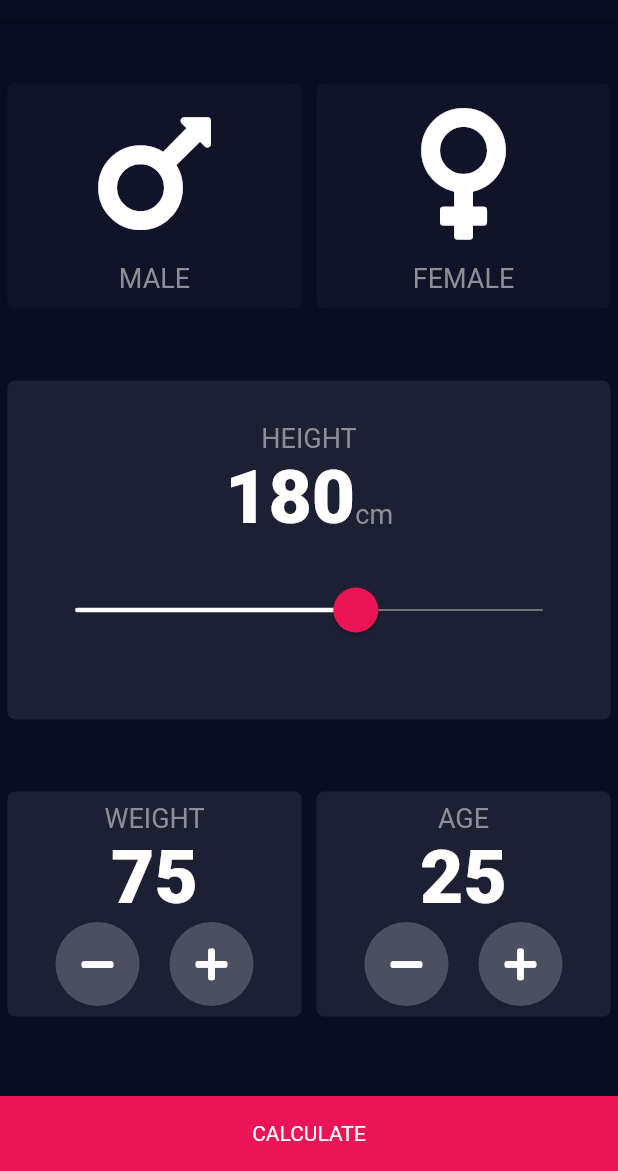
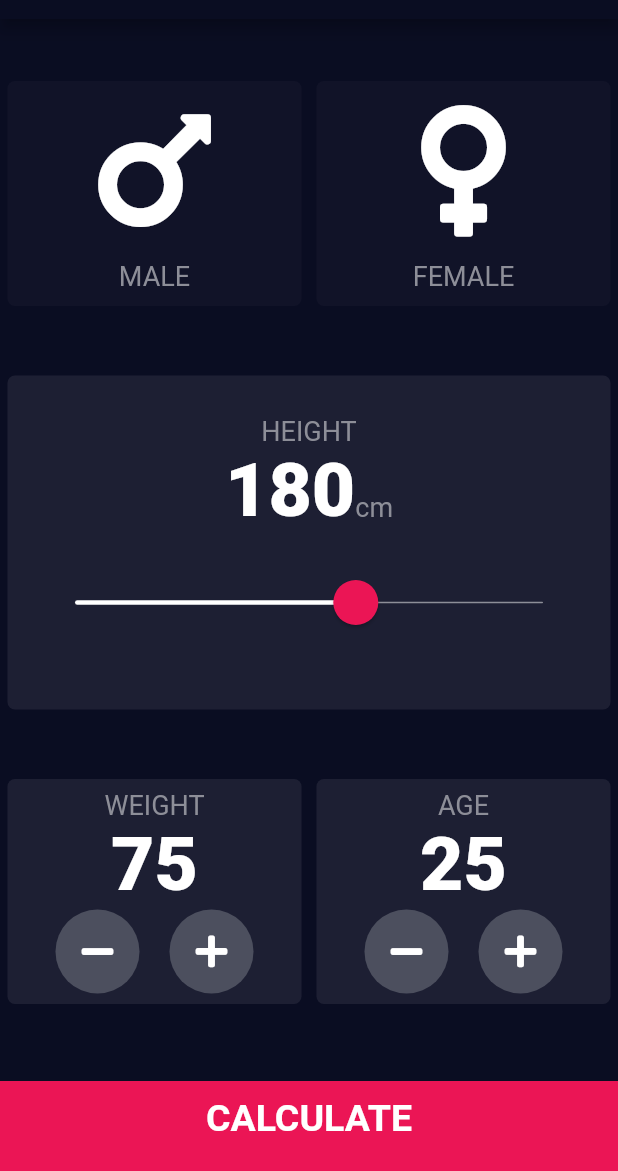
Before and after one commit to Oghosa1/myBmi, a Flutter app: the screen it shows after launch, on a phone screen of 412 x 824 dp, the part 65-1236 px from its top. Run offline on Flutter 3.47's test engine with Material 2 defaults, Android fonts, the phone set to English and light mode, and no system bars; our stand-ins replace font_awesome_flutter.

Commit message:
App Complere

```diff
--- /dev/null
+++ b/lib/helper/BottomButton.dart
@@ -0,0 +1,30 @@
+import 'package:flutter/material.dart';
+
+import 'constants.dart';
+
+class BottomWidget extends StatelessWidget {
+  BottomWidget({@required this.onTap, @required this.ButtonTitle});
+
+  final Function onTap;
+  final String ButtonTitle;
+
+  @override
+  Widget build(BuildContext context) {
+    return GestureDetector(
+      onTap: onTap,
+      child: Container(
+        child: Center(
+          child: Text(
+            ButtonTitle,
+            style: kLargeButtonTextStyle,
+          ),
+        ),
+        padding: EdgeInsets.only(bottom: 20, top: 10),
+        height: 60,
+        margin: EdgeInsets.only(top: 10),
+        width: double.infinity,
+        color: kBottomContainerColor,
+      ),
+    );
+  }
+}
--- /dev/null
+++ b/lib/helper/RoundIconButton.dart
@@ -0,0 +1,21 @@
+import 'package:flutter/material.dart';
+
+class RoundIconButton extends StatelessWidget {
+  final IconData iconData;
+  final Function onPress;
+  RoundIconButton({this.iconData, this.onPress});
+  @override
+  Widget build(BuildContext context) {
+    return RawMaterialButton(
+      child: Icon(iconData),
+      constraints: BoxConstraints.tightFor(
+        width: 56.0,
+        height: 56.0,
+      ),
+      shape: CircleBorder(),
+      elevation: 0,
+      fillColor: Color(0xFF4C4F5E),
+      onPressed: onPress,
+    );
+  }
+}
--- a/lib/helper/constants.dart
+++ b/lib/helper/constants.dart
@@ -1,16 +1,38 @@
 import 'package:flutter/material.dart';
 
-const bottomContainerHeight = 80;
-const inactiveCardColor = Color(0xFF111328);
-const activeCardColor = Color(0xFF1d1f33);
-const bottomContainerColor = Color(0xFFEB1555);
+const kBottomContainerHeight = 80;
+const kInactiveCardColor = Color(0xFF111328);
+const kActiveCardColor = Color(0xFF1d1f33);
+const kBottomContainerColor = Color(0xFFEB1555);
 
-const textSize = TextStyle(
+const kTextSize = TextStyle(
   fontSize: 50,
   fontWeight: FontWeight.w900,
 );
 
-const labelStyleText = TextStyle(
+const kLabelStyleText = TextStyle(
   fontSize: 18,
   color: Color(0xFF8D8E98),
 );
+
+const kLargeButtonTextStyle = TextStyle(
+  fontSize: 25,
+  fontWeight: FontWeight.bold,
+);
+
+const kResultText = TextStyle(
+  color: Color(0xFF24D876),
+  fontSize: 22,
+  fontWeight: FontWeight.bold,
+);
+
+const kBmiTextStyle = TextStyle(
+  fontSize: 100,
+  fontWeight: FontWeight.bold,
+);
+
+const kBodyTextStyle = TextStyle(
+  fontSize: 22,
+);
+
+//overlayColor: Color(0x29EB1555), for transparency
--- a/lib/helper/iconContent.dart
+++ b/lib/helper/iconContent.dart
@@ -20,7 +20,7 @@ class IconContents extends StatelessWidget {
         SizedBox(
           height: 10,
         ),
-        Text(label, style: labelStyleText),
+        Text(label, style: kLabelStyleText),
       ],
     );
   }
--- a/lib/main.dart
+++ b/lib/main.dart
@@ -1,7 +1,7 @@
 import 'package:flutter/material.dart';
 import 'package:flutter/services.dart';
 
-import 'inputPage.dart';
+import 'screens/inputPage.dart';
 
 // void main() => runApp(BMICalculator());
 
--- a/lib/inputPage.dart
+++ b/lib/screens/inputPage.dart
@@ -1,10 +1,12 @@
 import 'package:flutter/material.dart';
 import 'package:font_awesome_flutter/font_awesome_flutter.dart';
-import 'package:myBmi/resultsPage.dart';
-
-import 'helper/constants.dart';
-import 'helper/iconContent.dart';
-import 'helper/resuableCard.dart';
+import 'package:myBmi/helper/BottomButton.dart';
+import 'package:myBmi/helper/CalculatorBrain.dart';
+import 'package:myBmi/helper/RoundIconButton.dart';
+import 'package:myBmi/helper/constants.dart';
+import 'package:myBmi/helper/iconContent.dart';
+import 'package:myBmi/helper/resuableCard.dart';
+import 'package:myBmi/screens/resultsPage.dart';
 
 enum Gender { male, female }
 
@@ -40,8 +42,8 @@ class _InputPageState extends State<InputPage> {
                       });
                     },
                     color: selectedGender == Gender.male
-                        ? activeCardColor
-                        : inactiveCardColor,
+                        ? kActiveCardColor
+                        : kInactiveCardColor,
                     cardChild: IconContents(
                       icon: FontAwesomeIcons.mars,
                       label: 'MALE',
@@ -56,8 +58,8 @@ class _InputPageState extends State<InputPage> {
                       });
                     },
                     color: selectedGender == Gender.female
-                        ? activeCardColor
-                        : inactiveCardColor,
+                        ? kActiveCardColor
+                        : kInactiveCardColor,
                     cardChild: IconContents(
                       icon: FontAwesomeIcons.venus,
                       label: 'FEMALE',
@@ -69,13 +71,13 @@ class _InputPageState extends State<InputPage> {
           ),
           Expanded(
             child: ReusableCard(
-              color: activeCardColor,
+              color: kActiveCardColor,
               cardChild: Column(
                 mainAxisAlignment: MainAxisAlignment.center,
                 children: [
                   Text(
                     'HEIGHT',
-                    style: labelStyleText,
+                    style: kLabelStyleText,
                   ),
                   Row(
                     mainAxisAlignment: MainAxisAlignment.center,
@@ -84,11 +86,11 @@ class _InputPageState extends State<InputPage> {
                     children: [
                       Text(
                         height.toString(),
-                        style: textSize,
+                        style: kTextSize,
                       ),
                       Text(
                         'cm',
-                        style: labelStyleText,
+                        style: kLabelStyleText,
                       ),
                     ],
                   ),
@@ -130,11 +132,11 @@ class _InputPageState extends State<InputPage> {
                       children: [
                         Text(
                           'WEIGHT',
-                          style: labelStyleText,
+                          style: kLabelStyleText,
                         ),
                         Text(
                           weight.toString(),
-                          style: textSize,
+                          style: kTextSize,
                         ),
                         Row(
                           mainAxisAlignment: MainAxisAlignment.center,
@@ -172,11 +174,11 @@ class _InputPageState extends State<InputPage> {
                       children: [
                         Text(
                           'AGE',
-                          style: labelStyleText,
+                          style: kLabelStyleText,
                         ),
                         Text(
                           age.toString(),
-                          style: textSize,
+                          style: kTextSize,
                         ),
                         Row(
                           mainAxisAlignment: MainAxisAlignment.center,
@@ -209,48 +211,29 @@ class _InputPageState extends State<InputPage> {
               ],
             ),
           ),
-          GestureDetector(
+          BottomWidget(
+            ButtonTitle: 'CALCULATE',
             onTap: () {
+              CalculatorBrain calculatorBrain = CalculatorBrain(
+                height: height,
+                weight: weight,
+              );
               Navigator.push(
                 context,
-                MaterialPageRoute(builder: (context) {
-                  return ResultsPage();
-                }),
+                MaterialPageRoute(
+                  builder: (context) {
+                    return ResultsPage(
+                      bmiResult: calculatorBrain.calculateBMI(),
+                      interpretation: calculatorBrain.getInterpretation(),
+                      resultText: calculatorBrain.getResult(),
+                    );
+                  },
+                ),
               );
             },
-            child: Container(
-              child: Row(
-                mainAxisAlignment: MainAxisAlignment.center,
-                children: [Text('CALCULATE')],
-              ),
-              height: 50,
-              margin: EdgeInsets.only(top: 10),
-              width: double.infinity,
-              color: bottomContainerColor,
-            ),
           ),
         ],
       ),
     );
   }
 }
-
-class RoundIconButton extends StatelessWidget {
-  final IconData iconData;
-  final Function onPress;
-  RoundIconButton({this.iconData, this.onPress});
-  @override
-  Widget build(BuildContext context) {
-    return RawMaterialButton(
-      child: Icon(iconData),
-      constraints: BoxConstraints.tightFor(
-        width: 56.0,
-        height: 56.0,
-      ),
-      shape: CircleBorder(),
-      elevation: 0,
-      fillColor: Color(0xFF4C4F5E),
-      onPressed: onPress,
-    );
-  }
-}
```
Also changed, not shown: lib/helper/CalculatorBrain.dart (added, +34 -0 lines), lib/resultsPage.dart (deleted, +0 -13 lines), lib/screens/resultsPage.dart (added, +85 -0 lines).
